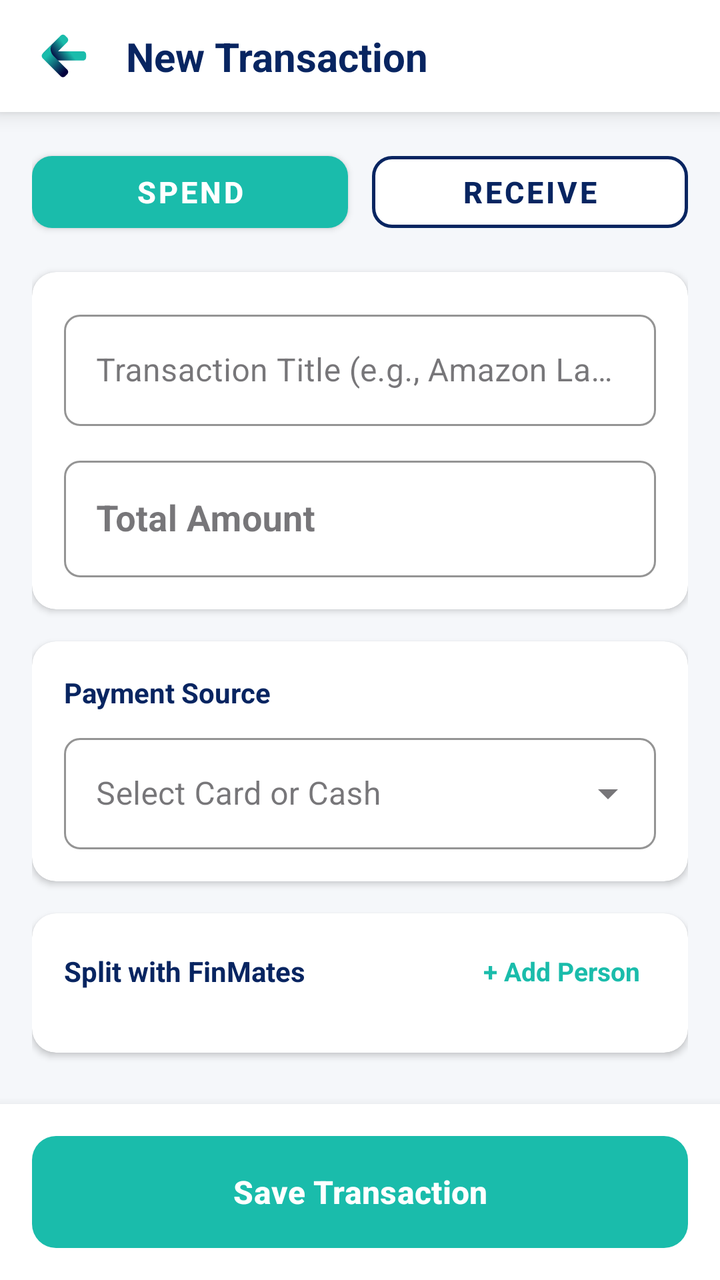
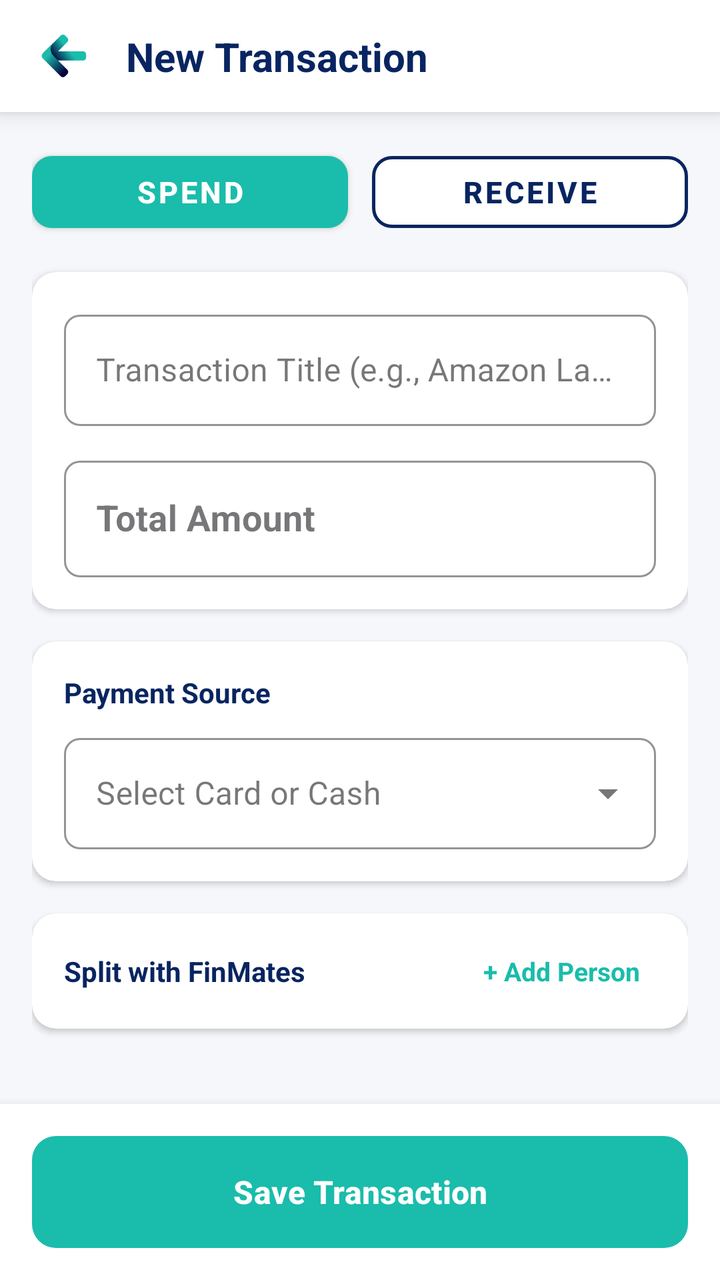

Screens rendered from an Android XML layout before and after an edit, with the pre-edit source and the edit as a unified diff.
<!-- AndroidManifest.xml: application theme Theme.FinTrack -->
<!-- res/layout/activity_add_transaction.xml -->
<?xml version="1.0" encoding="utf-8"?>
<androidx.constraintlayout.widget.ConstraintLayout
    xmlns:android="http://schemas.android.com/apk/res/android"
    xmlns:app="http://schemas.android.com/apk/res-auto"
    xmlns:tools="http://schemas.android.com/tools"
    android:id="@+id/mainAddTransaction"
    android:layout_width="match_parent"
    android:layout_height="match_parent"
    android:background="#F5F7FA"
    tools:context=".AddTransactionActivity"
    tools:ignore="HardcodedText, ContentDescription">

    
    <androidx.constraintlayout.widget.ConstraintLayout
        android:id="@+id/topAppBarContainer"
        android:layout_width="match_parent"
        android:layout_height="wrap_content"
        android:background="#FFFFFF"
        android:elevation="6dp"
        android:paddingHorizontal="16dp"
        android:paddingTop="12dp"
        android:paddingBottom="12dp"
        app:layout_constraintEnd_toEndOf="parent"
        app:layout_constraintStart_toStartOf="parent"
        app:layout_constraintTop_toTopOf="parent">

        <ImageView
            android:id="@+id/ivBack"
            android:layout_width="32dp"
            android:layout_height="32dp"
            android:background="?attr/selectableItemBackgroundBorderless"
            android:padding="4dp"
            android:src="@drawable/back"
            app:layout_constraintBottom_toBottomOf="parent"
            app:layout_constraintStart_toStartOf="parent"
            app:layout_constraintTop_toTopOf="parent" />

        <TextView
            android:id="@+id/tvTransactionTitle"
            android:layout_width="wrap_content"
            android:layout_height="wrap_content"
            android:layout_marginStart="15dp"
            android:text="New Transaction"
            android:textColor="#082561"
            android:textSize="20sp"
            android:textStyle="bold"
            app:layout_constraintBottom_toBottomOf="parent"
            app:layout_constraintStart_toEndOf="@id/ivBack"
            app:layout_constraintTop_toTopOf="parent" />
    </androidx.constraintlayout.widget.ConstraintLayout>

    
    <androidx.core.widget.NestedScrollView
        android:layout_width="match_parent"
        android:layout_height="0dp"
        android:fillViewport="true"
        app:layout_constraintBottom_toTopOf="@+id/bottomSaveContainer"
        app:layout_constraintTop_toBottomOf="@+id/topAppBarContainer">

        <LinearLayout
            android:layout_width="match_parent"
            android:layout_height="wrap_content"
            android:orientation="vertical"
            android:padding="16dp">

            
            <LinearLayout
                android:layout_width="match_parent"
                android:layout_height="wrap_content"
                android:orientation="horizontal"
                android:weightSum="2"
                android:layout_marginBottom="16dp">

                <com.google.android.material.button.MaterialButton
                    android:id="@+id/btnTypeSpend"
                    style="@style/Widget.MaterialComponents.Button"
                    android:layout_width="0dp"
                    android:layout_height="48dp"
                    android:layout_weight="1"
                    android:layout_marginEnd="6dp"
                    android:text="Spend"
                    android:textColor="#FFFFFF"
                    android:textSize="15sp"
                    android:textStyle="bold"
                    app:backgroundTint="#1abcab"
                    app:cornerRadius="10dp"
                    app:elevation="0dp" />

                <com.google.android.material.button.MaterialButton
                    android:id="@+id/btnTypeReceive"
                    style="@style/Widget.MaterialComponents.Button.OutlinedButton"
                    android:layout_width="0dp"
                    android:layout_height="48dp"
                    android:layout_weight="1"
                    android:layout_marginStart="6dp"
                    android:text="Receive"
                    android:textColor="#082561"
                    android:textSize="15sp"
                    android:textStyle="bold"
                    app:backgroundTint="#FFFFFF"
                    app:strokeColor="#082561"
                    app:strokeWidth="1.5dp"
                    app:cornerRadius="10dp"
                    app:elevation="0dp" />

            </LinearLayout>

            
            <com.google.android.material.card.MaterialCardView
                android:layout_width="match_parent"
                android:layout_height="wrap_content"
                android:layout_marginBottom="16dp"
                app:cardBackgroundColor="#FFFFFF"
                app:cardCornerRadius="12dp"
                app:cardElevation="2dp"
                app:strokeWidth="0dp">

                <LinearLayout
                    android:layout_width="match_parent"
                    android:layout_height="wrap_content"
                    android:orientation="vertical"
                    android:padding="16dp">

                    <com.google.android.material.textfield.TextInputLayout
                        style="@style/Widget.MaterialComponents.TextInputLayout.OutlinedBox"
                        android:layout_width="match_parent"
                        android:layout_height="wrap_content"
                        android:layout_marginBottom="12dp"
                        android:hint="Transaction Title (e.g., Amazon Laptop)"
                        app:boxCornerRadiusBottomEnd="8dp"
                        app:boxCornerRadiusBottomStart="8dp"
                        app:boxCornerRadiusTopEnd="8dp"
                        app:boxCornerRadiusTopStart="8dp"
                        app:boxStrokeColor="#1abcab"
                        app:hintTextColor="#1abcab">

                        <com.google.android.material.textfield.TextInputEditText
                            android:id="@+id/etTransactionTitle"
                            android:layout_width="match_parent"
                            android:layout_height="wrap_content"
                            android:inputType="textCapWords"
                            android:textColor="#101828" />
                    </com.google.android.material.textfield.TextInputLayout>

                    <com.google.android.material.textfield.TextInputLayout
                        style="@style/Widget.MaterialComponents.TextInputLayout.OutlinedBox"
                        android:layout_width="match_parent"
                        android:layout_height="wrap_content"
                        android:hint="Total Amount"
                        app:prefixText="₹ "
                        app:prefixTextColor="#667085"
                        app:boxCornerRadiusBottomEnd="8dp"
                        app:boxCornerRadiusBottomStart="8dp"
                        app:boxCornerRadiusTopEnd="8dp"
                        app:boxCornerRadiusTopStart="8dp"
                        app:boxStrokeColor="#1abcab"
                        app:hintTextColor="#1abcab">

                        <com.google.android.material.textfield.TextInputEditText
                            android:id="@+id/etTotalAmount"
                            android:layout_width="match_parent"
                            android:layout_height="wrap_content"
                            android:inputType="numberDecimal"
                            android:textColor="#101828"
                            android:textSize="18sp"
                            android:textStyle="bold" />
                    </com.google.android.material.textfield.TextInputLayout>

                </LinearLayout>
            </com.google.android.material.card.MaterialCardView>

            
            <com.google.android.material.card.MaterialCardView
                android:id="@+id/cardPaymentSource"
                android:layout_width="match_parent"
                android:layout_height="wrap_content"
                android:layout_marginBottom="16dp"
                app:cardBackgroundColor="#FFFFFF"
                app:cardCornerRadius="12dp"
                app:cardElevation="2dp"
                app:strokeWidth="0dp">

                <LinearLayout
                    android:layout_width="match_parent"
                    android:layout_height="wrap_content"
                    android:orientation="vertical"
                    android:padding="16dp">

                    <TextView
                        android:layout_width="wrap_content"
                        android:layout_height="wrap_content"
                        android:layout_marginBottom="8dp"
                        android:text="Payment Source"
                        android:textColor="#082561"
                        android:textSize="14sp"
                        android:textStyle="bold" />

                    <com.google.android.material.textfield.TextInputLayout
                        style="@style/Widget.MaterialComponents.TextInputLayout.OutlinedBox.ExposedDropdownMenu"
                        android:layout_width="match_parent"
                        android:layout_height="wrap_content"
                        android:hint="Select Card or Cash"
                        app:boxCornerRadiusBottomEnd="8dp"
                        app:boxCornerRadiusBottomStart="8dp"
                        app:boxCornerRadiusTopEnd="8dp"
                        app:boxCornerRadiusTopStart="8dp"
                        app:boxStrokeColor="#1abcab"
                        app:hintTextColor="#1abcab">

                        <com.google.android.material.textfield.MaterialAutoCompleteTextView
                            android:id="@+id/spinPaymentSource"
                            android:layout_width="match_parent"
                            android:layout_height="wrap_content"
                            android:inputType="none"
                            android:popupBackground="@drawable/bg_rounded_popup"
                            android:textColor="#101828" />
                    </com.google.android.material.textfield.TextInputLayout>

                </LinearLayout>
            </com.google.android.material.card.MaterialCardView>

            
            <com.google.android.material.card.MaterialCardView
                android:id="@+id/cardSplitEngine"
                android:layout_width="match_parent"
                android:layout_height="wrap_content"
                android:layout_marginBottom="24dp"
                app:cardBackgroundColor="#FFFFFF"
                app:cardCornerRadius="12dp"
                app:cardElevation="2dp"
                app:strokeWidth="0dp">

                <LinearLayout
                    android:layout_width="match_parent"
                    android:layout_height="wrap_content"
                    android:orientation="vertical"
                    android:padding="16dp">

                    <RelativeLayout
                        android:layout_width="match_parent"
                        android:layout_height="wrap_content"
                        android:layout_marginBottom="12dp">

                        <TextView
                            android:layout_width="wrap_content"
                            android:layout_height="wrap_content"
                            android:layout_centerVertical="true"
                            android:text="Split with FinMates"
                            android:textColor="#082561"
                            android:textSize="14sp"
                            android:textStyle="bold" />

                        <TextView
                            android:id="@+id/btnAddSplitFinMate"
                            android:layout_width="wrap_content"
                            android:layout_height="wrap_content"
                            android:layout_alignParentEnd="true"
                            android:layout_centerVertical="true"
                            android:background="?attr/selectableItemBackground"
                            android:clickable="true"
                            android:focusable="true"
                            android:paddingHorizontal="8dp"
                            android:paddingVertical="4dp"
                            android:text="+ Add Person"
                            android:textColor="#1abcab"
                            android:textSize="13sp"
                            android:textStyle="bold" />
                    </RelativeLayout>

                    
                    <LinearLayout
                        android:id="@+id/layoutSplitEngineContainer"
                        android:layout_width="match_parent"
                        android:layout_height="wrap_content"
                        android:orientation="vertical" />

                </LinearLayout>
            </com.google.android.material.card.MaterialCardView>

        </LinearLayout>
    </androidx.core.widget.NestedScrollView>

    
    <LinearLayout
        android:id="@+id/bottomSaveContainer"
        android:layout_width="match_parent"
        android:layout_height="wrap_content"
        android:background="#FFFFFF"
        android:elevation="8dp"
        android:padding="16dp"
        app:layout_constraintBottom_toBottomOf="parent">

        <com.google.android.material.button.MaterialButton
            android:id="@+id/btnSaveTransaction"
            android:layout_width="match_parent"
            android:layout_height="56dp"
            android:insetTop="0dp"
            android:insetBottom="0dp"
            android:text="Save Transaction"
            android:textColor="#FFFFFF"
            android:textSize="16sp"
            android:textStyle="bold"
            app:backgroundTint="#1abcab"
            app:cornerRadius="12dp" />
    </LinearLayout>

</androidx.constraintlayout.widget.ConstraintLayout>
<!-- resources referenced by this layout -->
<resources>
  <!-- drawable back (drawable) -->
  <vector xmlns:android="http://schemas.android.com/apk/res/android"
      xmlns:aapt="http://schemas.android.com/aapt"
      android:width="24dp"
      android:height="24dp"
      android:viewportWidth="256"
      android:viewportHeight="256">
    <path
        android:pathData="M18.82,110.6L110.35,19.07c6.64,-6.64 17.41,-6.64 24.05,0l11.01,11.01c6.64,6.64 6.64,17.41 0,24.05L96.84,102.72l2.58,0l92.53,0l36.91,0c9.39,0 17.01,7.61 17.01,17.01l0,15.57c0,9.39 -7.61,17.01 -17.01,17.01L191.94,152.31L125.08,152.31l-81.61,0L43.48,127.51l-17.65,0C17,127.51 12.58,116.84 18.82,110.6z"
        android:strokeLineJoin="miter"
        android:strokeWidth="2.63"
        android:fillType="nonZero"
        android:strokeColor="#00000000"
        android:strokeLineCap="butt">
      <aapt:attr name="android:fillColor">
        <gradient
            android:startX="155.06"
            android:startY="98.43"
            android:endX="80.73"
            android:endY="153.49"
            android:type="linear">
          <item android:offset="0" android:color="#FF1ABCAB"/>
          <item android:offset="1" android:color="#FF03003D"/>
        </gradient>
      </aapt:attr>
    </path>
    <path
        android:pathData="M14.3,139.9l96.05,96.05c6.64,6.64 17.41,6.64 24.05,0l11.01,-11.01c6.64,-6.64 6.64,-17.41 0,-24.05L72.04,127.51c-14.71,-14.71 -25.31,-44.83 -2.92,-67.21L14.3,115.12C7.45,121.97 7.45,133.06 14.3,139.9z"
        android:strokeLineJoin="miter"
        android:strokeWidth="2.63"
        android:fillType="nonZero"
        android:strokeColor="#00000000"
        android:strokeLineCap="butt">
      <aapt:attr name="android:fillColor">
        <gradient
            android:startX="52.73"
            android:startY="112.38"
            android:endX="145.09"
            android:endY="201.61"
            android:type="linear">
          <item android:offset="0" android:color="#FF1ABCAB"/>
          <item android:offset="1" android:color="#FF03003D"/>
        </gradient>
      </aapt:attr>
    </path>
  </vector>
  <!-- drawable bg_rounded_popup (drawable) -->
  <?xml version="1.0" encoding="utf-8"?>
  <shape xmlns:android="http://schemas.android.com/apk/res/android"
      android:shape="rectangle">
  
      
      <solid android:color="#FFFFFF" />
  
      
      <corners android:radius="10dp" />
  
      
      <padding
          android:top="8dp"
          android:bottom="8dp" />
  
  </shape>
  <style name="Theme.FinTrack" parent="Base.Theme.FinTrack" />
  <style name="Base.Theme.FinTrack" parent="Theme.Material3.Light.NoActionBar">
          
          <item name="colorPrimary">#082561</item>
          <item name="colorSecondary">#1ABCAB</item>
  
          
          <item name="android:windowLightStatusBar">true</item>
          <item name="android:statusBarColor">#FFFFFF</item>
      </style>
</resources>

<!-- the commit's change to res/layout/activity_add_transaction.xml (unified diff, before → after) -->
@@ -234,12 +234,14 @@
                     android:layout_width="match_parent"
                     android:layout_height="wrap_content"
                     android:orientation="vertical"
-                    android:padding="16dp">
+                    android:paddingHorizontal="16dp"
+                    android:paddingTop="16dp"
+                    android:paddingBottom="10dp">
 
                     <RelativeLayout
                         android:layout_width="match_parent"
                         android:layout_height="wrap_content"
-                        android:layout_marginBottom="12dp">
+                        android:layout_marginBottom="6dp">
 
                         <TextView
                             android:layout_width="wrap_content"
